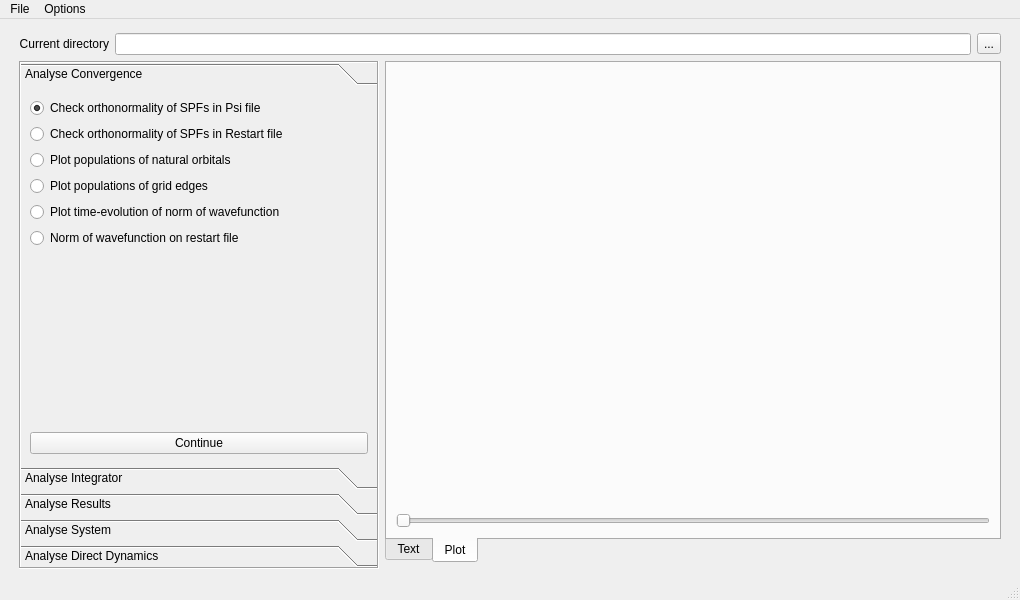
Qt form source/analyse/gui_files/gui_analysis/ui_analysis.ui (wenzhaojia2000/msc-trajectory-analysis) before a commit.
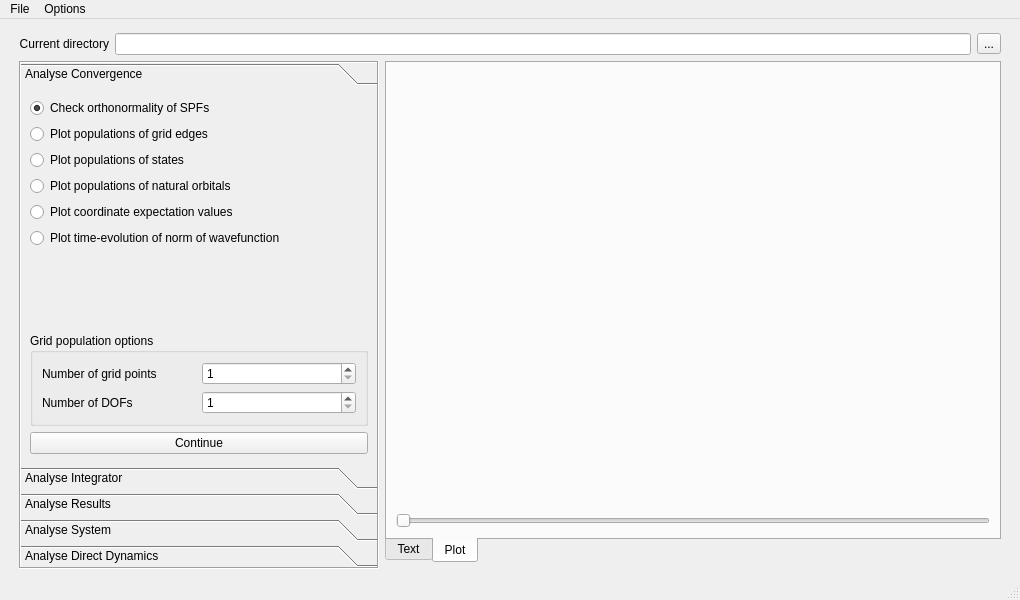
The same form after that commit. The open tabs and pages were chosen to show the change. Custom widgets are drawn as their Qt base class.

Commit message: Add plotting for rdgpop

What changed in the file:
```diff
--- a/source/analyse/gui_files/gui_analysis/ui_analysis.ui
+++ b/source/analyse/gui_files/gui_analysis/ui_analysis.ui
@@ -102,7 +102,7 @@
             <item>
              <widget class="QRadioButton" name="analconv_1">
               <property name="text">
-               <string>Check orthonormality of SPFs in Psi file</string>
+               <string>Check orthonormality of SPFs</string>
               </property>
               <property name="checked">
                <bool>true</bool>
@@ -112,35 +112,35 @@
             <item>
              <widget class="QRadioButton" name="analconv_2">
               <property name="text">
-               <string>Check orthonormality of SPFs in Restart file</string>
+               <string>Plot populations of grid edges</string>
               </property>
              </widget>
             </item>
             <item>
              <widget class="QRadioButton" name="analconv_3">
               <property name="text">
-               <string>Plot populations of natural orbitals</string>
+               <string>Plot populations of states</string>
               </property>
              </widget>
             </item>
             <item>
              <widget class="QRadioButton" name="analconv_4">
               <property name="text">
-               <string>Plot populations of grid edges</string>
+               <string>Plot populations of natural orbitals</string>
               </property>
              </widget>
             </item>
             <item>
              <widget class="QRadioButton" name="analconv_5">
               <property name="text">
-               <string>Plot time-evolution of norm of wavefunction</string>
+               <string>Plot coordinate expectation values</string>
               </property>
              </widget>
             </item>
             <item>
              <widget class="QRadioButton" name="analconv_6">
               <property name="text">
-               <string>Norm of wavefunction on restart file</string>
+               <string>Plot time-evolution of norm of wavefunction</string>
               </property>
              </widget>
             </item>
@@ -159,6 +159,43 @@
             </property>
            </spacer>
           </item>
+          <item>
+           <widget class="QGroupBox" name="gpop_box">
+            <property name="title">
+             <string>Grid population options</string>
+            </property>
+            <layout class="QGridLayout" name="gridLayout_3">
+             <item row="0" column="0">
+              <widget class="QLabel" name="gpop_nz_label">
+               <property name="text">
+                <string>Number of grid points</string>
+               </property>
+              </widget>
+             </item>
+             <item row="0" column="1">
+              <widget class="QSpinBox" name="gpop_nz">
+               <property name="minimum">
+                <number>1</number>
+               </property>
+              </widget>
+             </item>
+             <item row="1" column="0">
+              <widget class="QLabel" name="gpop_dof_label">
+               <property name="text">
+                <string>Number of DOFs</string>
+               </property>
+              </widget>
+             </item>
+             <item row="1" column="1">
+              <widget class="QSpinBox" name="gpop_dof">
+               <property name="minimum">
+                <number>1</number>
+               </property>
+              </widget>
+             </item>
+            </layout>
+           </widget>
+          </item>
           <item>
            <widget class="QPushButton" name="analconv_push">
             <property name="text">
```
Left out of the diff: 6 changed lines with no effect on the pictures. The commit also changes 2 other files.
